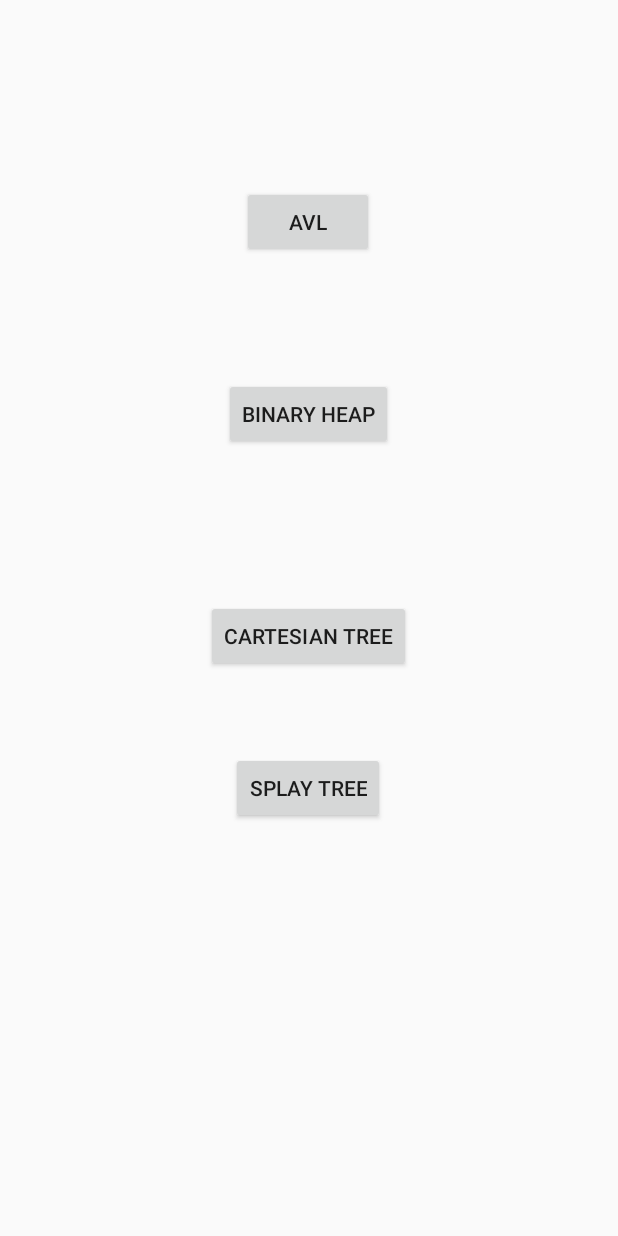
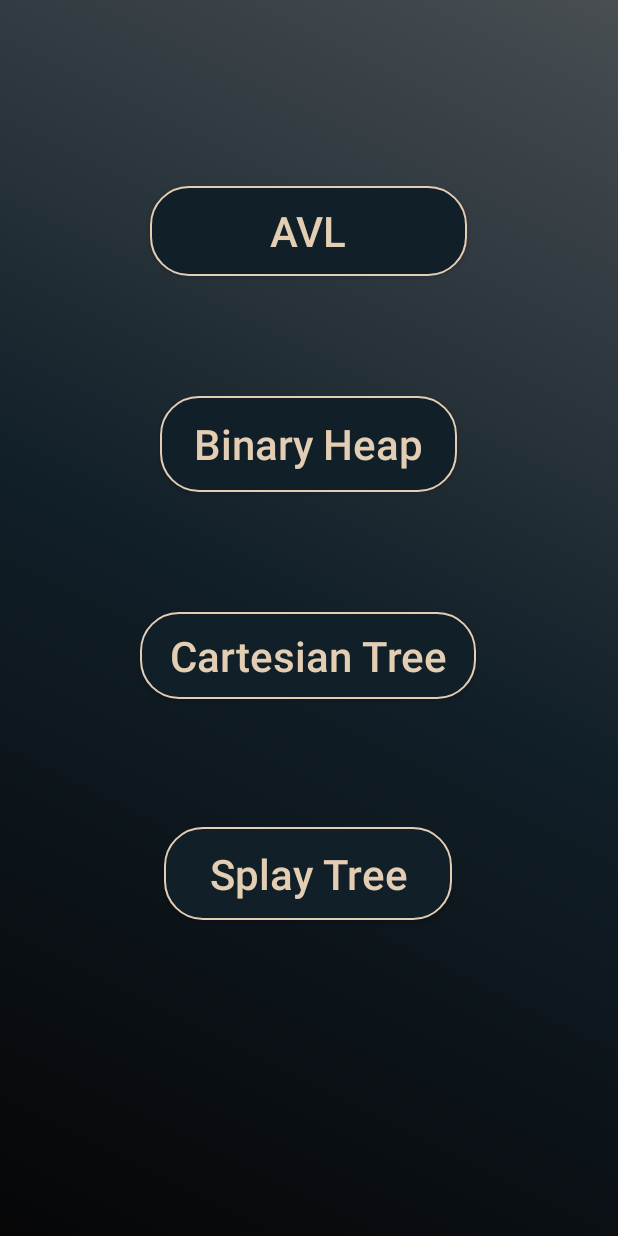
Before and after one commit to AhmadKais/Scientefic_cal, an Android app: the AnimationActivity screen opened directly, with no data from a screen before it, on a phone screen of 412 x 824 dp. Run offline under Robolectric (Android 15) with nearby library versions, the phone set to English and light mode, and no system bars.

Commit message:
i changes the suitable backgrounds and other themes , need to test the added features and this is it

```diff
--- a/app/src/main/res/layout/activity_animation.xml
+++ b/app/src/main/res/layout/activity_animation.xml
@@ -2,16 +2,21 @@
 <androidx.constraintlayout.widget.ConstraintLayout xmlns:android="http://schemas.android.com/apk/res/android"
     xmlns:app="http://schemas.android.com/apk/res-auto"
     xmlns:tools="http://schemas.android.com/tools"
+    android:background="@drawable/app_background"
     android:layout_width="match_parent"
     android:layout_height="match_parent"
     tools:context=".AnimationActivity">
 
     <Button
         android:id="@+id/gotoAVL"
-        android:layout_width="wrap_content"
-        android:layout_height="wrap_content"
+        android:layout_width="211dp"
+        android:layout_height="60dp"
         android:layout_marginTop="124dp"
+        android:background="@drawable/button_background"
         android:text="AVL"
+        android:textAllCaps="false"
+        android:textColor="@color/tanAccent"
+        android:textSize="28sp"
         app:layout_constraintEnd_toEndOf="parent"
         app:layout_constraintHorizontal_bias="0.498"
         app:layout_constraintStart_toStartOf="parent"
@@ -19,10 +24,14 @@
 
     <Button
         android:id="@+id/gotoHeap"
-        android:layout_width="wrap_content"
-        android:layout_height="wrap_content"
+        android:layout_width="198dp"
+        android:layout_height="64dp"
         android:layout_marginTop="80dp"
+        android:background="@drawable/button_background"
         android:text="Binary Heap"
+        android:textAllCaps="false"
+        android:textColor="@color/tanAccent"
+        android:textSize="28sp"
         app:layout_constraintEnd_toEndOf="parent"
         app:layout_constraintHorizontal_bias="0.498"
         app:layout_constraintStart_toStartOf="parent"
@@ -30,25 +39,33 @@
 
     <Button
         android:id="@+id/gotoCartesiantree"
-        android:layout_width="wrap_content"
-        android:layout_height="wrap_content"
-        android:layout_marginTop="100dp"
+        android:layout_width="224dp"
+        android:layout_height="58dp"
+        android:layout_marginTop="80dp"
+        android:background="@drawable/button_background"
         android:text="Cartesian Tree"
+        android:textAllCaps="false"
+        android:textColor="@color/tanAccent"
+        android:textSize="28sp"
         app:layout_constraintEnd_toEndOf="parent"
-        app:layout_constraintHorizontal_bias="0.498"
+        app:layout_constraintHorizontal_bias="0.497"
         app:layout_constraintStart_toStartOf="parent"
         app:layout_constraintTop_toBottomOf="@+id/gotoHeap" />
 
     <Button
         android:id="@+id/gotoSplay"
-        android:layout_width="wrap_content"
-        android:layout_height="wrap_content"
+        android:layout_width="192dp"
+        android:layout_height="62dp"
         android:layout_marginTop="53dp"
+        android:background="@drawable/button_background"
         android:text="Splay Tree"
+        android:textAllCaps="false"
+        android:textColor="@color/tanAccent"
+        android:textSize="28sp"
         app:layout_constraintBottom_toBottomOf="parent"
         app:layout_constraintEnd_toEndOf="parent"
-        app:layout_constraintHorizontal_bias="0.498"
+        app:layout_constraintHorizontal_bias="0.497"
         app:layout_constraintStart_toStartOf="parent"
         app:layout_constraintTop_toBottomOf="@+id/gotoCartesiantree"
-        app:layout_constraintVertical_bias="0.0" />
+        app:layout_constraintVertical_bias="0.133" />
 </androidx.constraintlayout.widget.ConstraintLayout>
--- a/app/src/main/res/layout/activity_cartisean_tree.xml
+++ b/app/src/main/res/layout/activity_cartisean_tree.xml
@@ -23,7 +23,11 @@
             android:id="@+id/insertButton"
             android:layout_width="wrap_content"
             android:layout_height="wrap_content"
-            android:text="Insert" />
+            android:text="Insert"
+            android:background="@drawable/button_background"
+            android:textAllCaps="false"
+            android:textColor="@color/tanAccent"
+            android:textSize="28sp"/>
     </LinearLayout>
 
     <com.example.myapplication.CartesianTreeView
```
Also changed, not shown: app/src/main/res/layout/activity_avl.xml (+38 -33 lines), app/src/main/res/layout/activity_min_heap.xml (+21 -9 lines), app/src/main/res/layout/activity_opening.xml (+8 -2 lines), app/src/main/res/layout/activity_splay_tree.xml (+12 -3 lines).
